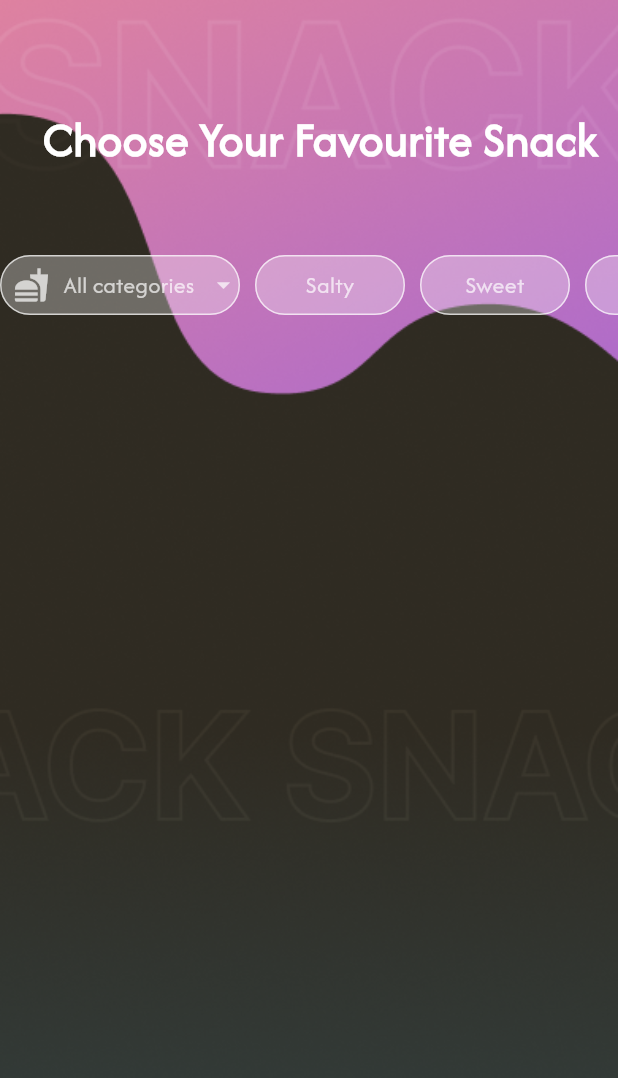
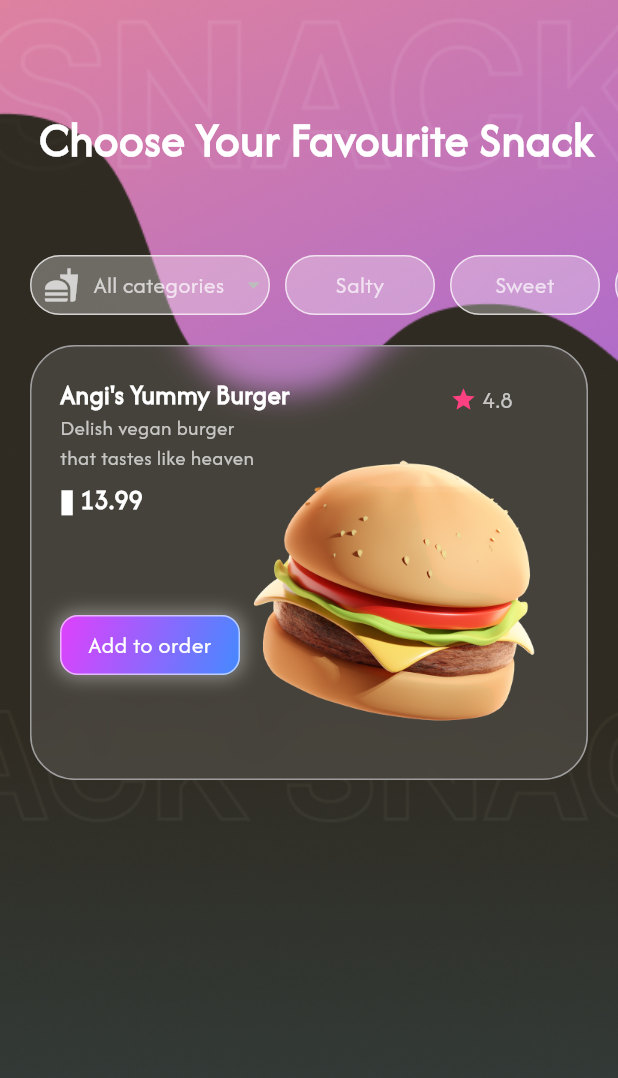
Before and after one commit to FrancescBrau/jpcode_fbrau, a Flutter app: the screen it shows after launch, on a phone screen of 412 x 824 dp. Shown: the top 1078 px of the screen. Run offline on Flutter 3.47's test engine with Material 3 defaults, Android fonts, the phone set to English and light mode, and no system bars.

Commit message:
container angi's yummy

```diff
--- a/lib/features/main/main_screen.dart
+++ b/lib/features/main/main_screen.dart
@@ -1,4 +1,5 @@
 import 'package:flutter/material.dart';
+import 'package:jpcode/features/main/widgets/card.dart';
 import 'widgets/category_container.dart';
 import 'widgets/category_dropdown.dart';
 
@@ -15,15 +16,17 @@ class _HomeScreenState extends State<HomeScreen> {
     return Scaffold(
       body: Stack(
         children: [
+          //background image code starts here
           Image.asset(
             "assets/images/hintergruende/bg_mainscreen.png",
             fit: BoxFit.cover,
             width: double.infinity,
-            height: double.infinity,
+            height: double.infinity, //background image code ends here
           ),
           const Positioned(
+            //title code starts here
             top: 70,
-            left: 25,
+            left: 20,
             right: 10,
             child: Center(
               child: Text(
@@ -35,10 +38,11 @@ class _HomeScreenState extends State<HomeScreen> {
                 ),
               ),
             ),
-          ),
+          ), //tittle code ends here
           const Positioned(
+            //categories and dropdown code starts here
             top: 170,
-            left: 0,
+            left: 20,
             right: 0,
             child: SingleChildScrollView(
               scrollDirection: Axis.horizontal,
@@ -59,7 +63,14 @@ class _HomeScreenState extends State<HomeScreen> {
                 ],
               ),
             ),
-          ),
+          ), //categories and dropdown ends here
+          const Positioned(
+            //here is code for burger card, found in ../widgets/cards.dart
+            top: 230,
+            left: 20,
+            right: 20,
+            child: BurgerCard(), //code burger ends here
+          )
         ],
       ),
     );
--- /dev/null
+++ b/lib/features/main/widgets/card.dart
@@ -0,0 +1,130 @@
+import 'dart:ui';
+import 'package:flutter/material.dart';
+
+class BurgerCard extends StatelessWidget {
+  const BurgerCard({super.key});
+
+  @override
+  Widget build(BuildContext context) {
+    return Stack(
+      children: [
+        ClipRRect(
+          borderRadius: BorderRadius.circular(30),
+          child: BackdropFilter(
+            filter: ImageFilter.blur(sigmaX: 10, sigmaY: 10),
+            child: Container(
+              width: 400,
+              height: 290,
+              decoration: BoxDecoration(
+                color: Colors.grey.withOpacity(0.2),
+                borderRadius: BorderRadius.circular(30),
+              ),
+            ),
+          ),
+        ),
+        Container(
+          width: 400,
+          height: 290,
+          decoration: BoxDecoration(
+            borderRadius: BorderRadius.circular(30),
+            border: Border.all(color: Colors.grey, width: 1),
+          ),
+        ),
+        Positioned(
+          top: -55,
+          left: 28,
+          child: Transform.scale(
+            scale: 0.5,
+            child: Image.asset('assets/images/grafs/burger.png'),
+          ),
+        ),
+        const Positioned(
+          top: 20,
+          left: 20,
+          child: const Text(
+            "Angi's Yummy Burger",
+            style: TextStyle(
+              fontSize: 18,
+              fontWeight: FontWeight.bold,
+              color: Colors.white,
+            ),
+          ),
+        ),
+        const Positioned(
+          top: 45,
+          left: 20,
+          child: Text(
+            "Delish vegan burger  \nthat tastes like heaven ",
+            style: TextStyle(
+              fontSize: 14,
+              color: Colors.white70,
+            ),
+          ),
+        ),
+        const Positioned(
+          top: 90,
+          left: 20,
+          child: Text(
+            '₳ 13.99',
+            style: TextStyle(
+              fontSize: 18,
+              fontWeight: FontWeight.bold,
+              color: Colors.white,
+            ),
+          ),
+        ),
+        const Positioned(
+          top: 25,
+          left: 280,
+          child: Row(
+            children: [
+              Icon(Icons.star, color: Colors.pinkAccent, size: 18),
+              Text(
+                ' 4.8',
+                style: TextStyle(
+                  color: Colors.white70,
+                  fontSize: 16,
+                ),
+              ),
+            ],
+          ),
+        ),
+        Positioned(
+          top: 180,
+          left: 20,
+          child: Container(
+            width: 120,
+            height: 40,
+            decoration: BoxDecoration(
+              borderRadius: BorderRadius.circular(12),
+              gradient: const LinearGradient(
+                colors: [Colors.purpleAccent, Colors.blueAccent],
+                begin: Alignment.topLeft,
+                end: Alignment.bottomRight,
+              ),
+              boxShadow: [
+                BoxShadow(
+                  color: Colors.white.withOpacity(0.4),
+                  spreadRadius: 2,
+                  blurRadius: 10,
+                ),
+              ],
+              border: Border.all(
+                color: Colors.white60,
+                width: 1,
+              ),
+            ),
+            child: const Center(
+              child: Text('Add to order',
+                  style: TextStyle(
+                    fontSize: 16,
+                    color: Colors.white,
+                  ),
+                  textAlign: TextAlign.center),
+            ),
+          ),
+        ),
+      ],
+    );
+  }
+}
--- a/lib/features/main/widgets/category_dropdown.dart
+++ b/lib/features/main/widgets/category_dropdown.dart
@@ -66,12 +66,8 @@ class _CategoryDropdownState extends State<CategoryDropdown> {
             child: Text(value),
           );
         }).toList(),
-        onChanged: (String? newValue) {
-          setState(() {
-            selectedCategory = newValue;
-          });
-        },
-        dropdownColor: Colors.white70,
+        onChanged: null,
+        dropdownColor: Colors.white,
       ),
     );
   }
```
Also changed, not shown: assets/images/grafs/burger.png (renamed from assets/images/grafs/Burger_3D.png).
